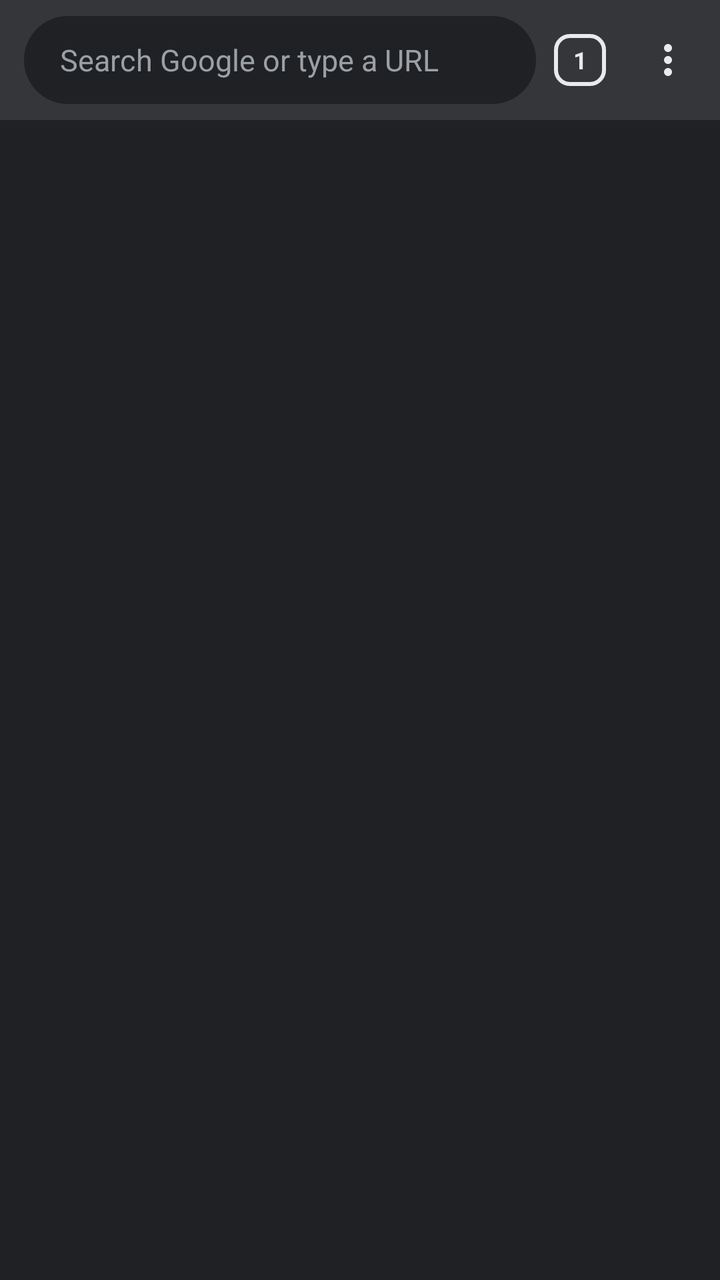
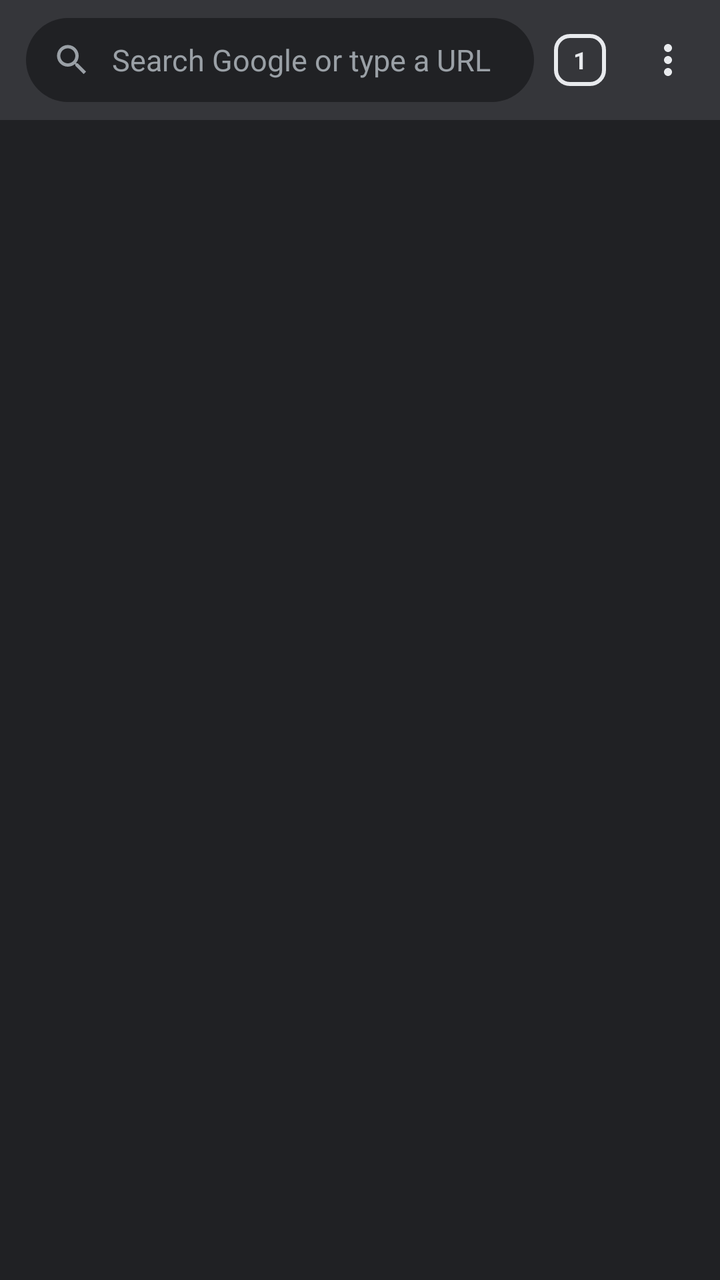

The first picture is an Android layout as it rendered before a commit; the second is the same layout after the commit. The layout source and the unified diff follow.
<!-- AndroidManifest.xml: application theme Theme.Brisa -->
<!-- res/layout/activity_main.xml -->
<?xml version="1.0" encoding="utf-8"?>
<FrameLayout xmlns:android="http://schemas.android.com/apk/res/android"
    xmlns:app="http://schemas.android.com/apk/res-auto"
    android:layout_width="match_parent"
    android:layout_height="match_parent"
    android:background="@color/bg">

<LinearLayout
    android:layout_width="match_parent"
    android:layout_height="match_parent"
    android:orientation="vertical">

    <LinearLayout
        android:layout_width="match_parent"
        android:layout_height="wrap_content"
        android:background="@color/toolbar"
        android:gravity="center_vertical"
        android:orientation="horizontal"
        android:paddingStart="12dp"
        android:paddingEnd="4dp"
        android:paddingVertical="8dp">

        <EditText
            android:id="@+id/urlBar"
            android:layout_width="0dp"
            android:layout_height="44dp"
            android:layout_weight="1"
            android:background="@drawable/bg_omnibox"
            android:hint="@string/url_hint"
            android:importantForAutofill="no"
            android:imeOptions="actionGo"
            android:inputType="textUri"
            android:maxLines="1"
            android:paddingHorizontal="18dp"
            android:selectAllOnFocus="true"
            android:textColor="@color/on_bg"
            android:textColorHint="@color/muted"
            android:textCursorDrawable="@null"
            android:textSize="15sp" />

        <FrameLayout
            android:id="@+id/tabsButton"
            style="@style/IconButton"
            android:clickable="true"
            android:contentDescription="@string/tabs"
            android:focusable="true">

            <TextView
                android:id="@+id/tabCount"
                android:layout_width="26dp"
                android:layout_height="26dp"
                android:layout_gravity="center"
                android:background="@drawable/bg_tab_count"
                android:gravity="center"
                android:text="1"
                android:textColor="@color/on_bg"
                android:textSize="12sp"
                android:textStyle="bold" />
        </FrameLayout>

        <ImageButton
            android:id="@+id/menu"
            style="@style/IconButton"
            android:contentDescription="@string/more"
            android:src="@drawable/ic_more_vert" />
    </LinearLayout>

    <com.google.android.material.progressindicator.LinearProgressIndicator
        android:id="@+id/progress"
        android:layout_width="match_parent"
        android:layout_height="wrap_content"
        android:visibility="gone"
        app:indicatorColor="@color/accent"
        app:trackColor="@color/toolbar"
        app:trackThickness="2dp" />

    <FrameLayout
        android:layout_width="match_parent"
        android:layout_height="0dp"
        android:layout_weight="1">

        <FrameLayout
            android:id="@+id/webContainer"
            android:layout_width="match_parent"
            android:layout_height="match_parent" />

        <LinearLayout
            android:id="@+id/home"
            android:layout_width="match_parent"
            android:layout_height="match_parent"
            android:background="@color/bg"
            android:clickable="true"
            android:focusable="true"
            android:gravity="center"
            android:orientation="vertical"
            android:paddingHorizontal="24dp"
            android:visibility="gone">

            <TextView
                android:layout_width="wrap_content"
                android:layout_height="wrap_content"
                android:fontFamily="sans-serif-light"
                android:text="@string/app_name"
                android:textColor="@color/on_bg"
                android:textSize="48sp" />

            <TextView
                android:id="@+id/homeSearch"
                android:layout_width="match_parent"
                android:layout_height="48dp"
                android:layout_marginTop="28dp"
                android:background="@drawable/bg_home_search"
                android:clickable="true"
                android:focusable="true"
                android:gravity="center_vertical"
                android:paddingHorizontal="20dp"
                android:text="@string/url_hint"
                android:textColor="@color/muted"
                android:textSize="15sp" />
        </LinearLayout>
    </FrameLayout>

    <LinearLayout
        android:id="@+id/findBar"
        android:layout_width="match_parent"
        android:layout_height="wrap_content"
        android:background="@color/toolbar"
        android:gravity="center_vertical"
        android:orientation="horizontal"
        android:paddingStart="20dp"
        android:paddingEnd="4dp"
        android:visibility="gone">

        <EditText
            android:id="@+id/findInput"
            android:layout_width="0dp"
            android:layout_height="48dp"
            android:layout_weight="1"
            android:background="@null"
            android:hint="@string/find_hint"
            android:importantForAutofill="no"
            android:imeOptions="actionSearch"
            android:inputType="text"
            android:maxLines="1"
            android:textColor="@color/on_bg"
            android:textColorHint="@color/muted"
            android:textSize="15sp" />

        <TextView
            android:id="@+id/findCount"
            android:layout_width="wrap_content"
            android:layout_height="wrap_content"
            android:layout_marginHorizontal="8dp"
            android:textColor="@color/muted"
            android:textSize="13sp" />

        <ImageButton
            android:id="@+id/findPrev"
            style="@style/IconButton"
            android:contentDescription="@string/find_previous"
            android:src="@drawable/ic_arrow_up" />

        <ImageButton
            android:id="@+id/findNext"
            style="@style/IconButton"
            android:contentDescription="@string/find_next"
            android:src="@drawable/ic_arrow_down" />

        <ImageButton
            android:id="@+id/findClose"
            style="@style/IconButton"
            android:contentDescription="@string/close"
            android:src="@drawable/ic_close" />
    </LinearLayout>
</LinearLayout>

    <FrameLayout
        android:id="@+id/fullscreen"
        android:layout_width="match_parent"
        android:layout_height="match_parent"
        android:background="#000000"
        android:visibility="gone" />
</FrameLayout>
<!-- resources referenced by this layout -->
<resources>
  <color name="accent">#8AB4F8</color>
  <color name="bg">#202124</color>
  <color name="muted">#9AA0A6</color>
  <color name="on_bg">#E8EAED</color>
  <color name="toolbar">#35363A</color>
  <!-- drawable bg_home_search (drawable) -->
  <?xml version="1.0" encoding="utf-8"?>
  <shape xmlns:android="http://schemas.android.com/apk/res/android" android:shape="rectangle">
      <solid android:color="@color/toolbar" />
      <corners android:radius="24dp" />
  </shape>
  <!-- drawable bg_omnibox (drawable) -->
  <?xml version="1.0" encoding="utf-8"?>
  <shape xmlns:android="http://schemas.android.com/apk/res/android" android:shape="rectangle">
      <solid android:color="@color/field" />
      <corners android:radius="22dp" />
  </shape>
  <!-- drawable bg_tab_count (drawable) -->
  <?xml version="1.0" encoding="utf-8"?>
  <shape xmlns:android="http://schemas.android.com/apk/res/android" android:shape="rectangle">
      <stroke android:width="2dp" android:color="@color/on_bg" />
      <corners android:radius="7dp" />
  </shape>
  <!-- drawable ic_arrow_up (drawable) -->
  <?xml version="1.0" encoding="utf-8"?>
  <vector xmlns:android="http://schemas.android.com/apk/res/android"
      android:width="24dp"
      android:height="24dp"
      android:viewportWidth="24"
      android:viewportHeight="24">
      <path
          android:fillColor="#FFFFFFFF"
          android:pathData="M7.41,15.41L12,10.83l4.59,4.58L18,14l-6,-6 -6,6z" />
  </vector>
  <string name="app_name">Brisa</string>
  <string name="close">Close</string>
  <string name="find_hint">Find in page</string>
  <string name="find_next">Next match</string>
  <string name="find_previous">Previous match</string>
  <string name="more">More options</string>
  <string name="tabs">Tabs</string>
  <string name="url_hint">Search Google or type a URL</string>
  <style name="IconButton">
          <item name="android:layout_width">44dp</item>
          <item name="android:layout_height">44dp</item>
          <item name="android:background">?attr/selectableItemBackgroundBorderless</item>
          <item name="android:tint">@color/on_bg</item>
      </style>
  <style name="Theme.Brisa" parent="Theme.Material3.Dark.NoActionBar">
          <item name="colorPrimary">@color/accent</item>
          <item name="colorOnPrimary">@color/on_accent</item>
          <item name="colorSurface">@color/bg</item>
          <item name="colorOnSurface">@color/on_bg</item>
          <item name="colorOnSurfaceVariant">@color/muted</item>
          <item name="android:colorBackground">@color/bg</item>
          <item name="android:windowBackground">@color/bg</item>
          <item name="android:statusBarColor">@color/toolbar</item>
          <item name="android:navigationBarColor">@color/toolbar</item>
          <item name="android:windowLightStatusBar">false</item>
          <item name="android:windowLightNavigationBar">false</item>
      </style>
  <color name="field">#202124</color>
  <color name="on_accent">#202124</color>
  <!-- unchanged entries left out for length: 3 -->
</resources>

<!-- the commit's change to res/layout/activity_main.xml (unified diff, before → after) -->
@@ -5,174 +5,165 @@
     android:layout_height="match_parent"
     android:background="@color/bg">
 
-<LinearLayout
-    android:layout_width="match_parent"
-    android:layout_height="match_parent"
-    android:orientation="vertical">
-
     <LinearLayout
         android:layout_width="match_parent"
-        android:layout_height="wrap_content"
-        android:background="@color/toolbar"
-        android:gravity="center_vertical"
-        android:orientation="horizontal"
-        android:paddingStart="12dp"
-        android:paddingEnd="4dp"
-        android:paddingVertical="8dp">
+        android:layout_height="match_parent"
+        android:orientation="vertical">
 
-        <EditText
-            android:id="@+id/urlBar"
-            android:layout_width="0dp"
-            android:layout_height="44dp"
-            android:layout_weight="1"
-            android:background="@drawable/bg_omnibox"
-            android:hint="@string/url_hint"
-            android:importantForAutofill="no"
-            android:imeOptions="actionGo"
-            android:inputType="textUri"
-            android:maxLines="1"
-            android:paddingHorizontal="18dp"
-            android:selectAllOnFocus="true"
-            android:textColor="@color/on_bg"
-            android:textColorHint="@color/muted"
-            android:textCursorDrawable="@null"
-            android:textSize="15sp" />
+        <LinearLayout
+            android:layout_width="match_parent"
+            android:layout_height="wrap_content"
+            android:background="@color/toolbar"
+            android:gravity="center_vertical"
+            android:orientation="horizontal"
+            android:paddingStart="12dp"
+            android:paddingEnd="4dp"
+            android:paddingVertical="8dp">
 
-        <FrameLayout
-            android:id="@+id/tabsButton"
-            style="@style/IconButton"
-            android:clickable="true"
-            android:contentDescription="@string/tabs"
-            android:focusable="true">
+            <LinearLayout
+                android:id="@+id/omnibox"
+                android:layout_width="0dp"
+                android:layout_height="44dp"
+                android:layout_weight="1"
+                android:background="@drawable/bg_omnibox"
+                android:gravity="center_vertical"
+                android:orientation="horizontal">
 
-            <TextView
-                android:id="@+id/tabCount"
-                android:layout_width="26dp"
-                android:layout_height="26dp"
-                android:layout_gravity="center"
-                android:background="@drawable/bg_tab_count"
-                android:gravity="center"
-                android:text="1"
-                android:textColor="@color/on_bg"
-                android:textSize="12sp"
-                android:textStyle="bold" />
-        </FrameLayout>
+                <ImageView
+                    android:id="@+id/siteIcon"
+                    android:layout_width="20dp"
+                    android:layout_height="20dp"
+                    android:layout_marginStart="14dp"
+                    android:importantForAccessibility="no"
+                    android:src="@drawable/ic_search"
+                    app:tint="@color/muted" />
 
-        <ImageButton
-            android:id="@+id/menu"
-            style="@style/IconButton"
-            android:contentDescription="@string/more"
-            android:src="@drawable/ic_more_vert" />
-    </LinearLayout>
+                <EditText
+                    android:id="@+id/urlBar"
+                    android:layout_width="0dp"
+                    android:layout_height="match_parent"
+                    android:layout_weight="1"
+                    android:background="@null"
+                    android:hint="@string/url_hint"
+                    android:importantForAutofill="no"
+                    android:imeOptions="actionGo"
+                    android:inputType="textUri"
+                    android:maxLines="1"
+                    android:paddingStart="10dp"
+                    android:paddingEnd="6dp"
+                    android:selectAllOnFocus="true"
+                    android:textColor="@color/on_bg"
+                    android:textColorHint="@color/muted"
+                    android:textSize="15sp" />
 
-    <com.google.android.material.progressindicator.LinearProgressIndicator
-        android:id="@+id/progress"
-        android:layout_width="match_parent"
-        android:layout_height="wrap_content"
-        android:visibility="gone"
-        app:indicatorColor="@color/accent"
-        app:trackColor="@color/toolbar"
-        app:trackThickness="2dp" />
+                <ImageButton
+                    android:id="@+id/clearUrl"
+                    style="@style/IconButton"
+                    android:layout_width="40dp"
+                    android:layout_height="40dp"
+                    android:contentDescription="@string/clear"
+                    android:padding="10dp"
+                    android:src="@drawable/ic_close"
+                    android:tint="@color/muted"
+                    android:visibility="gone" />
+            </LinearLayout>
 
-    <FrameLayout
-        android:layout_width="match_parent"
-        android:layout_height="0dp"
-        android:layout_weight="1">
+            <FrameLayout
+                android:id="@+id/tabsButton"
+                style="@style/IconButton"
+                android:clickable="true"
+                android:contentDescription="@string/tabs"
+                android:focusable="true">
+
+                <TextView
+                    android:id="@+id/tabCount"
+                    android:layout_width="26dp"
+                    android:layout_height="26dp"
+                    android:layout_gravity="center"
+                    android:background="@drawable/bg_tab_count"
+                    android:gravity="center"
+                    android:text="1"
+                    android:textColor="@color/on_bg"
+                    android:textSize="12sp"
+                    android:textStyle="bold" />
+            </FrameLayout>
+
+            <ImageButton
+                android:id="@+id/menu"
+                style="@style/IconButton"
+                android:contentDescription="@string/more"
+                android:src="@drawable/ic_more_vert" />
+        </LinearLayout>
+
+        <com.google.android.material.progressindicator.LinearProgressIndicator
+            android:id="@+id/progress"
+            android:layout_width="match_parent"
+            android:layout_height="wrap_content"
+            android:visibility="gone"
+            app:indicatorColor="@color/accent"
+            app:trackColor="@color/toolbar"
+            app:trackCornerRadius="2dp"
+            app:trackThickness="3dp" />
 
         <FrameLayout
             android:id="@+id/webContainer"
             android:layout_width="match_parent"
-            android:layout_height="match_parent" />
+            android:layout_height="0dp"
+            android:layout_weight="1" />
 
         <LinearLayout
-            android:id="@+id/home"
+            android:id="@+id/findBar"
             android:layout_width="match_parent"
-            android:layout_height="match_parent"
-            android:background="@color/bg"
-            android:clickable="true"
-            android:focusable="true"
-            android:gravity="center"
-            android:orientation="vertical"
-            android:paddingHorizontal="24dp"
+            android:layout_height="wrap_content"
+            android:background="@color/toolbar"
+            android:gravity="center_vertical"
+            android:orientation="horizontal"
+            android:paddingStart="20dp"
+            android:paddingEnd="4dp"
             android:visibility="gone">
 
+            <EditText
+                android:id="@+id/findInput"
+                android:layout_width="0dp"
+                android:layout_height="48dp"
+                android:layout_weight="1"
+                android:background="@null"
+                android:hint="@string/find_hint"
+                android:importantForAutofill="no"
+                android:imeOptions="actionSearch"
+                android:inputType="text"
+                android:maxLines="1"
+                android:textColor="@color/on_bg"
+                android:textColorHint="@color/muted"
+                android:textSize="15sp" />
+
             <TextView
+                android:id="@+id/findCount"
                 android:layout_width="wrap_content"
                 android:layout_height="wrap_content"
-                android:fontFamily="sans-serif-light"
-                android:text="@string/app_name"
-                android:textColor="@color/on_bg"
-                android:textSize="48sp" />
+                android:layout_marginHorizontal="8dp"
+                android:textColor="@color/muted"
+                android:textSize="13sp" />
 
-            <TextView
-                android:id="@+id/homeSearch"
-                android:layout_width="match_parent"
-                android:layout_height="48dp"
-                android:layout_marginTop="28dp"
-                android:background="@drawable/bg_home_search"
-                android:clickable="true"
-                android:focusable="true"
-                android:gravity="center_vertical"
-                android:paddingHorizontal="20dp"
-                android:text="@string/url_hint"
-                android:textColor="@color/muted"
-                android:textSize="15sp" />
+            <ImageButton
+                android:id="@+id/findPrev"
+                style="@style/IconButton"
+                android:contentDescription="@string/find_previous"
+                android:src="@drawable/ic_arrow_up" />
+
+            <ImageButton
+                android:id="@+id/findNext"
+                style="@style/IconButton"
+                android:contentDescription="@string/find_next"
+                android:src="@drawable/ic_arrow_down" />
+
+            <ImageButton
+                android:id="@+id/findClose"
+                style="@style/IconButton"
+                android:contentDescription="@string/close"
+                android:src="@drawable/ic_close" />
         </LinearLayout>
-    </FrameLayout>
-
-    <LinearLayout
-        android:id="@+id/findBar"
-        android:layout_width="match_parent"
-        android:layout_height="wrap_content"
-        android:background="@color/toolbar"
-        android:gravity="center_vertical"
-        android:orientation="horizontal"
-        android:paddingStart="20dp"
-        android:paddingEnd="4dp"
-        android:visibility="gone">
-
-        <EditText
-            android:id="@+id/findInput"
-            android:layout_width="0dp"
-            android:layout_height="48dp"
-            android:layout_weight="1"
-            android:background="@null"
-            android:hint="@string/find_hint"
-            android:importantForAutofill="no"
-            android:imeOptions="actionSearch"
-            android:inputType="text"
-            android:maxLines="1"
-            android:textColor="@color/on_bg"
-            android:textColorHint="@color/muted"
-            android:textSize="15sp" />
-
-        <TextView
-            android:id="@+id/findCount"
-            android:layout_width="wrap_content"
-            android:layout_height="wrap_content"
-            android:layout_marginHorizontal="8dp"
-            android:textColor="@color/muted"
-            android:textSize="13sp" />
-
-        <ImageButton
-            android:id="@+id/findPrev"
-            style="@style/IconButton"
-            android:contentDescription="@string/find_previous"
-            android:src="@drawable/ic_arrow_up" />
-
-        <ImageButton
-            android:id="@+id/findNext"
-            style="@style/IconButton"
-            android:contentDescription="@string/find_next"
-            android:src="@drawable/ic_arrow_down" />
-
-        <ImageButton
-            android:id="@+id/findClose"
-            style="@style/IconButton"
-            android:contentDescription="@string/close"
-            android:src="@drawable/ic_close" />
     </LinearLayout>
-</LinearLayout>
 
     <FrameLayout
         android:id="@+id/fullscreen"
<!-- resource entries referenced after the edit -->
@@ -5,16 +5,11 @@
   <color name="muted">#9AA0A6</color>
   <color name="on_bg">#E8EAED</color>
   <color name="toolbar">#35363A</color>
-  <!-- drawable bg_home_search (drawable) -->
-  <?xml version="1.0" encoding="utf-8"?>
-  <shape xmlns:android="http://schemas.android.com/apk/res/android" android:shape="rectangle">
-      <solid android:color="@color/toolbar" />
-      <corners android:radius="24dp" />
-  </shape>
   <!-- drawable bg_omnibox (drawable) -->
   <?xml version="1.0" encoding="utf-8"?>
   <shape xmlns:android="http://schemas.android.com/apk/res/android" android:shape="rectangle">
       <solid android:color="@color/field" />
+      <stroke android:width="2dp" android:color="#008AB4F8" />
       <corners android:radius="22dp" />
   </shape>
   <!-- drawable bg_tab_count (drawable) -->
@@ -34,7 +29,18 @@
           android:fillColor="#FFFFFFFF"
           android:pathData="M7.41,15.41L12,10.83l4.59,4.58L18,14l-6,-6 -6,6z" />
   </vector>
-  <string name="app_name">Brisa</string>
+  <!-- drawable ic_search (drawable) -->
+  <?xml version="1.0" encoding="utf-8"?>
+  <vector xmlns:android="http://schemas.android.com/apk/res/android"
+      android:width="24dp"
+      android:height="24dp"
+      android:viewportWidth="24"
+      android:viewportHeight="24">
+      <path
+          android:fillColor="#FFFFFFFF"
+          android:pathData="M15.5,14h-0.79l-0.28,-0.27C15.41,12.59 16,11.11 16,9.5 16,5.91 13.09,3 9.5,3S3,5.91 3,9.5 5.91,16 9.5,16c1.61,0 3.09,-0.59 4.23,-1.57l0.27,0.28v0.79l5,4.99L20.49,19l-4.99,-5zM9.5,14C7.01,14 5,11.99 5,9.5S7.01,5 9.5,5 14,7.01 14,9.5 11.99,14 9.5,14z" />
+  </vector>
+  <string name="clear">Clear</string>
   <string name="close">Close</string>
   <string name="find_hint">Find in page</string>
   <string name="find_next">Next match</string>
@@ -60,9 +66,18 @@
           <item name="android:navigationBarColor">@color/toolbar</item>
           <item name="android:windowLightStatusBar">false</item>
           <item name="android:windowLightNavigationBar">false</item>
+          <item name="bottomSheetDialogTheme">@style/BrisaSheetDialog</item>
       </style>
   <color name="field">#202124</color>
   <color name="on_accent">#202124</color>
+  <style name="BrisaSheetDialog" parent="ThemeOverlay.Material3.BottomSheetDialog">
+          <item name="bottomSheetStyle">@style/BrisaSheet</item>
+          <item name="android:navigationBarColor">@color/popup</item>
+      </style>
+  <style name="BrisaSheet" parent="Widget.Material3.BottomSheet.Modal">
+          <item name="backgroundTint">@color/popup</item>
+      </style>
+  <color name="popup">#2B2C2F</color>
   <!-- unchanged entries left out for length: 3 -->
 </resources>
 
